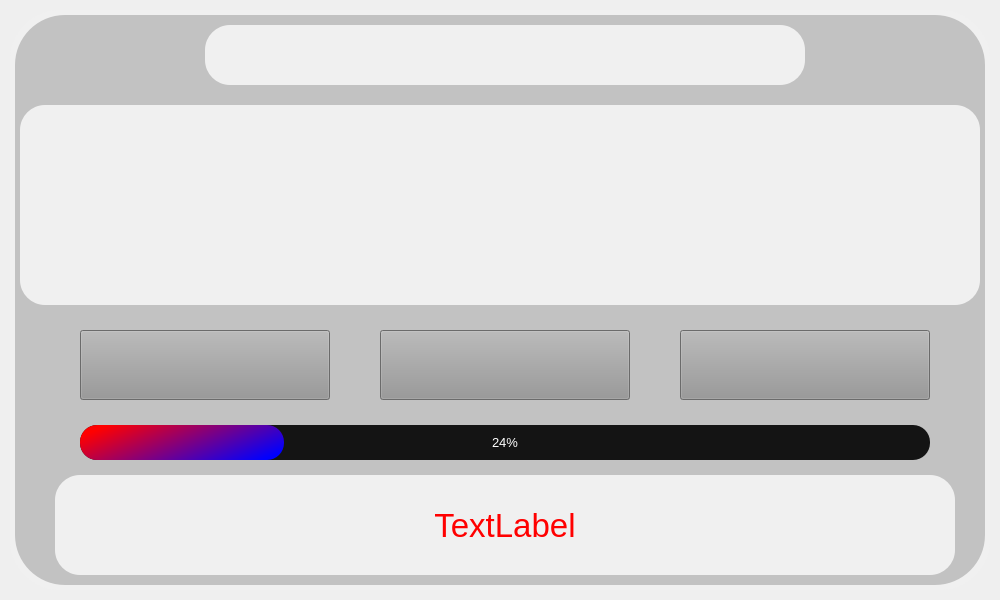
Qt form MainWindow.ui (M0rik4mi/Minecraft-Mod-Loader) before a commit.
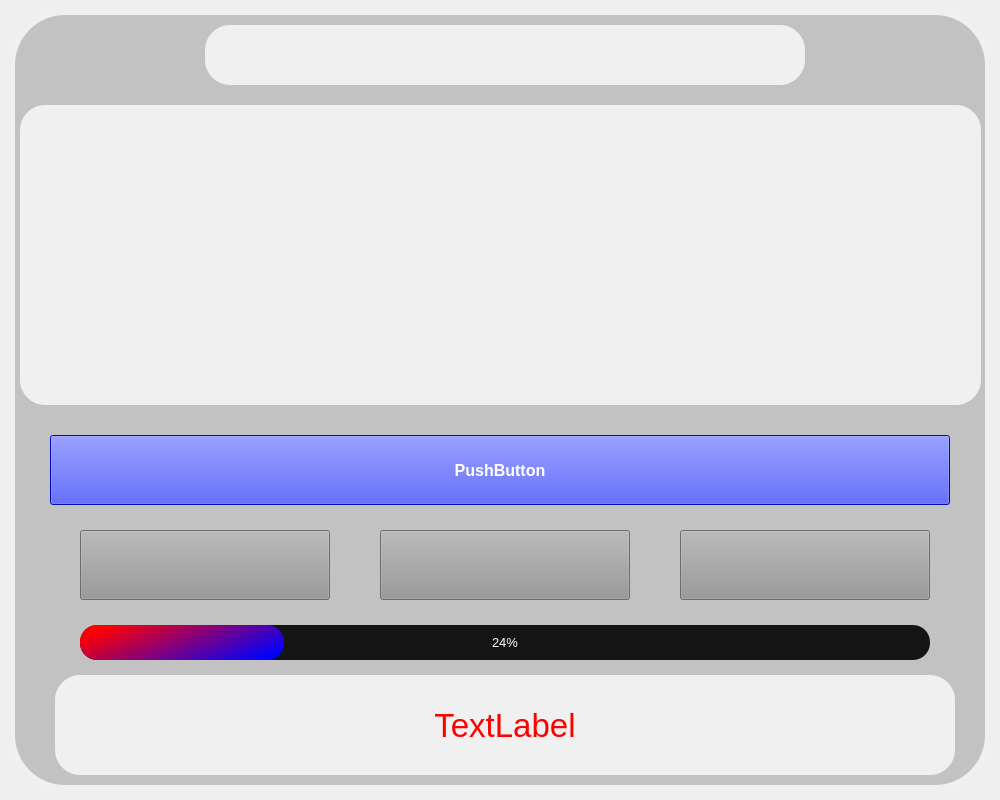
The same form after that commit. Icons and pictures are not drawn.

```diff
--- a/MainWindow.ui
+++ b/MainWindow.ui
@@ -7,7 +7,7 @@
     <x>0</x>
     <y>0</y>
     <width>1000</width>
-    <height>600</height>
+    <height>800</height>
    </rect>
   </property>
   <property name="windowTitle">
@@ -51,7 +51,7 @@
          <x>5</x>
          <y>5</y>
          <width>970</width>
-         <height>570</height>
+         <height>770</height>
         </rect>
        </property>
        <property name="styleSheet">
@@ -71,7 +71,7 @@
         <property name="geometry">
          <rect>
           <x>65</x>
-          <y>410</y>
+          <y>610</y>
           <width>850</width>
           <height>35</height>
          </rect>
@@ -106,7 +106,7 @@
         <property name="geometry">
          <rect>
           <x>365</x>
-          <y>315</y>
+          <y>515</y>
           <width>250</width>
           <height>70</height>
          </rect>
@@ -132,7 +132,7 @@
         <property name="geometry">
          <rect>
           <x>65</x>
-          <y>315</y>
+          <y>515</y>
           <width>250</width>
           <height>70</height>
          </rect>
@@ -159,7 +159,7 @@
         <property name="geometry">
          <rect>
           <x>40</x>
-          <y>460</y>
+          <y>660</y>
           <width>900</width>
           <height>100</height>
          </rect>
@@ -235,8 +235,8 @@
          <rect>
           <x>5</x>
           <y>90</y>
-          <width>960</width>
-          <height>200</height>
+          <width>961</width>
+          <height>300</height>
          </rect>
         </property>
         <property name="maximumSize">
@@ -278,7 +278,7 @@
         <property name="geometry">
          <rect>
           <x>665</x>
-          <y>315</y>
+          <y>515</y>
           <width>250</width>
           <height>70</height>
          </rect>
@@ -345,6 +345,31 @@
          <bool>true</bool>
         </property>
        </widget>
+       <widget class="QPushButton" name="pushButton_Event">
+        <property name="geometry">
+         <rect>
+          <x>35</x>
+          <y>420</y>
+          <width>900</width>
+          <height>70</height>
+         </rect>
+        </property>
+        <property name="font">
+         <font>
+          <pointsize>12</pointsize>
+          <bold>true</bold>
+         </font>
+        </property>
+        <property name="styleSheet">
+         <string notr="true">QPushButton{
+	background-color: rgb(0, 13, 255);
+	color: rgb(255, 255, 255);
+ }</string>
+        </property>
+        <property name="text">
+         <string>PushButton</string>
+        </property>
+       </widget>
       </widget>
      </widget>
     </item>
```
